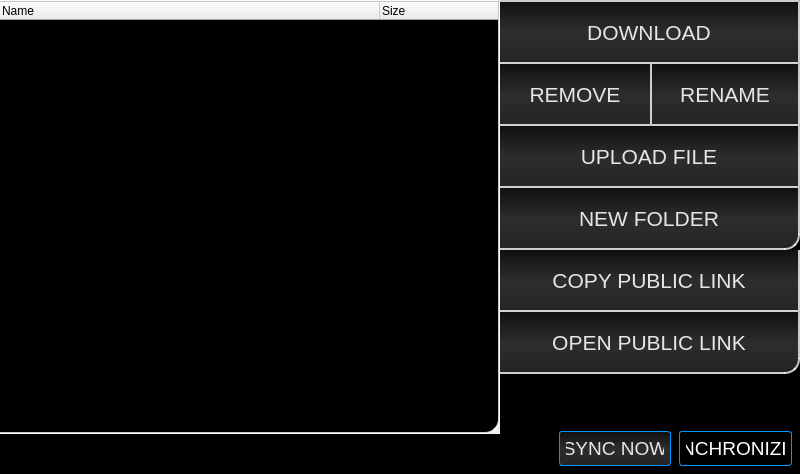
The window that ui/managerwidget.ui (jonnenauha/DropN900) describes before a commit, drawn with Qt 5.
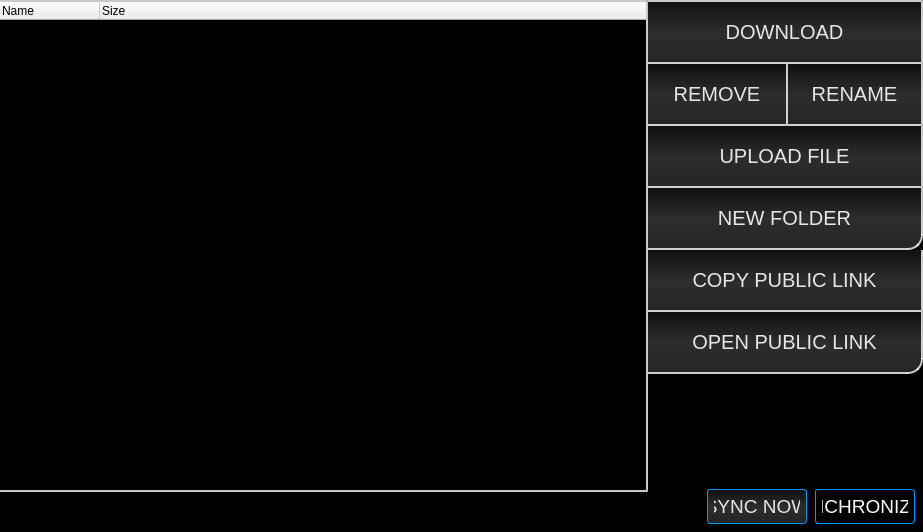
The same window after the commit. Icons and pictures are not drawn.

The edit to the form file:
```diff
--- a/ui/managerwidget.ui
+++ b/ui/managerwidget.ui
@@ -6,16 +6,10 @@
    <rect>
     <x>0</x>
     <y>0</y>
-    <width>800</width>
-    <height>474</height>
+    <width>923</width>
+    <height>532</height>
    </rect>
   </property>
-  <property name="maximumSize">
-   <size>
-    <width>800</width>
-    <height>16777215</height>
-   </size>
-  </property>
   <property name="windowTitle">
    <string>ManagerWidget</string>
   </property>
@@ -39,7 +33,7 @@
 	border-left: 0px;
 	color: rgb(230, 230, 230);
 	background-color: qlineargradient(spread:pad, x1:0, y1:0, x2:0, y2:1, stop:0 rgba(16, 16, 16, 255), stop:0.5 rgba(55, 55, 55, 210), stop:1 rgba(36, 36, 36, 255));
-	font-size: 16pt;
+	font-size: 15pt;
 }
 
 QPushButton:hover {
@@ -82,14 +76,12 @@
 QTreeWidget {
 	show-decoration-selected: 1;
 	background-color: black;
-	alternate-background-color: rgb(36, 36, 36);
 	color: rgb(235, 235, 235);
-	font-size: 15pt;
+	font-size: 13pt;
 	border: 0px;
 	border-bottom: 2px solid rgba(255,255,255,200);
 	border-right: 2px solid rgba(255,255,255,200);
 	border-top: 2px solid rgba(255,255,255,200);
-	border-bottom-right-radius: 15px;
 	padding-bottom: 15px;
 }
 
@@ -146,7 +138,8 @@
 QTreeView::branch:open:has-children:has-siblings  {
 	border-image: url(/opt/dropn900/ui/images/vline-cap.png) 0;
 	image: url(/opt/dropn900/ui/images/arrow_down_small.png);
-}</string>
+}
+</string>
   </property>
   <layout class="QHBoxLayout" name="horizontalLayout_2">
    <property name="spacing">
@@ -167,12 +160,6 @@
        </property>
        <item>
         <widget class="QTreeWidget" name="tree_widget">
-         <property name="maximumSize">
-          <size>
-           <width>500</width>
-           <height>16777215</height>
-          </size>
-         </property>
          <property name="frameShape">
           <enum>QFrame::StyledPanel</enum>
          </property>
@@ -182,36 +169,21 @@
          <property name="lineWidth">
           <number>1</number>
          </property>
-         <property name="alternatingRowColors">
-          <bool>true</bool>
-         </property>
-         <property name="indentation">
-          <number>25</number>
-         </property>
-         <property name="uniformRowHeights">
+         <property name="rootIsDecorated">
           <bool>true</bool>
          </property>
          <property name="animated">
           <bool>true</bool>
          </property>
-         <attribute name="headerVisible">
+         <property name="headerHidden">
+          <bool>false</bool>
+         </property>
+         <attribute name="headerStretchLastSection">
           <bool>true</bool>
          </attribute>
-         <attribute name="headerDefaultSectionSize">
-          <number>380</number>
-         </attribute>
-         <attribute name="headerMinimumSectionSize">
-          <number>40</number>
-         </attribute>
-         <attribute name="headerDefaultSectionSize">
-          <number>380</number>
-         </attribute>
-         <attribute name="headerVisible">
+         <attribute name="headerStretchLastSection">
           <bool>true</bool>
          </attribute>
-         <attribute name="headerMinimumSectionSize">
-          <number>40</number>
-         </attribute>
          <column>
           <property name="text">
            <string>Name</string>
@@ -335,12 +307,6 @@
    </item>
    <item>
     <widget class="QFrame" name="frame_controls_right">
-     <property name="minimumSize">
-      <size>
-       <width>300</width>
-       <height>0</height>
-      </size>
-     </property>
      <property name="maximumSize">
       <size>
        <width>275</width>
@@ -373,7 +339,7 @@
        <widget class="QPushButton" name="button_download">
         <property name="font">
          <font>
-          <pointsize>16</pointsize>
+          <pointsize>15</pointsize>
          </font>
         </property>
         <property name="styleSheet">
@@ -393,7 +359,7 @@
          <widget class="QPushButton" name="button_remove">
           <property name="font">
            <font>
-            <pointsize>16</pointsize>
+            <pointsize>15</pointsize>
            </font>
           </property>
           <property name="text">
@@ -405,7 +371,7 @@
          <widget class="QPushButton" name="button_rename">
           <property name="font">
            <font>
-            <pointsize>16</pointsize>
+            <pointsize>15</pointsize>
            </font>
           </property>
           <property name="text">
@@ -419,7 +385,7 @@
        <widget class="QPushButton" name="button_upload">
         <property name="font">
          <font>
-          <pointsize>16</pointsize>
+          <pointsize>15</pointsize>
          </font>
         </property>
         <property name="text">
@@ -431,7 +397,7 @@
        <widget class="QPushButton" name="button_new_folder">
         <property name="font">
          <font>
-          <pointsize>16</pointsize>
+          <pointsize>15</pointsize>
          </font>
         </property>
         <property name="text">
@@ -443,7 +409,7 @@
        <widget class="QPushButton" name="button_copy_public_link">
         <property name="minimumSize">
          <size>
-          <width>70</width>
+          <width>0</width>
           <height>62</height>
          </size>
         </property>
@@ -456,7 +422,7 @@
        <widget class="QPushButton" name="button_open_public_link">
         <property name="font">
          <font>
-          <pointsize>16</pointsize>
+          <pointsize>15</pointsize>
          </font>
         </property>
         <property name="text">
```
